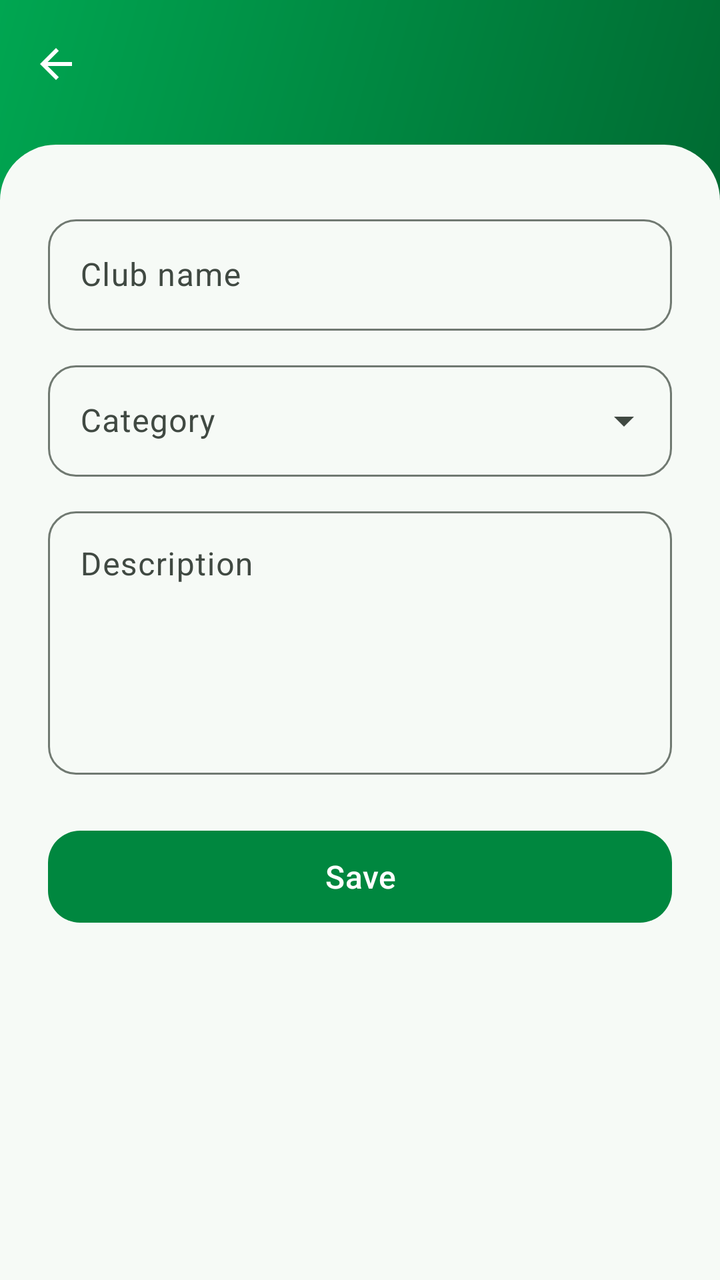
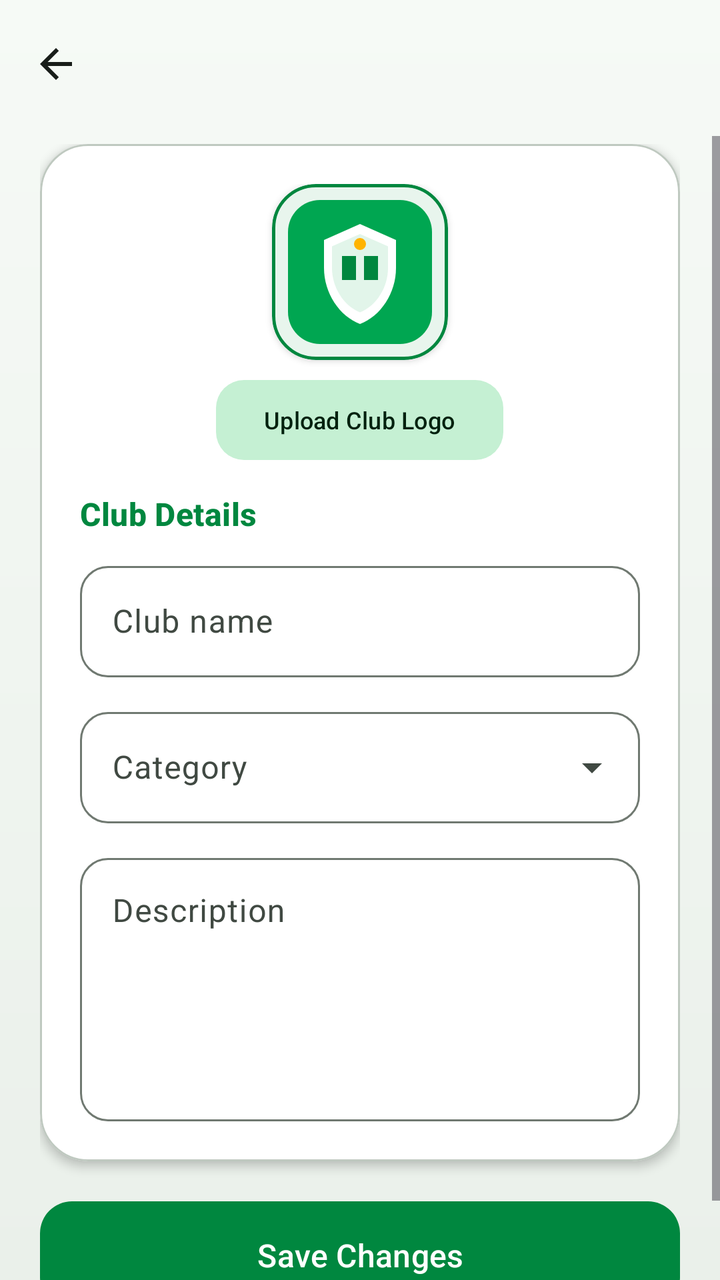

The first picture is an Android layout as it rendered before a commit; the second is the same layout after the commit. The layout source and the unified diff follow.
<!-- AndroidManifest.xml: application theme Theme.ClubHub -->
<!-- res/layout/activity_club_edit.xml -->
<?xml version="1.0" encoding="utf-8"?>
<LinearLayout xmlns:android="http://schemas.android.com/apk/res/android"
    xmlns:app="http://schemas.android.com/apk/res-auto"
    android:layout_width="match_parent"
    android:layout_height="match_parent"
    android:background="?attr/colorSurface"
    android:orientation="vertical">

    <LinearLayout
        android:id="@+id/header"
        android:layout_width="match_parent"
        android:layout_height="wrap_content"
        android:background="@drawable/bg_header_gradient"
        android:orientation="vertical"
        android:paddingBottom="36dp">

        <com.google.android.material.appbar.MaterialToolbar
            android:id="@+id/toolbar"
            android:layout_width="match_parent"
            android:layout_height="?attr/actionBarSize"
            android:background="@android:color/transparent"
            app:navigationIcon="@drawable/ic_arrow_back_white"
            app:titleTextAppearance="?attr/textAppearanceTitleLarge"
            app:titleTextColor="@color/white" />
    </LinearLayout>

    <ScrollView
        android:layout_width="match_parent"
        android:layout_height="0dp"
        android:layout_marginTop="-28dp"
        android:layout_weight="1"
        android:background="@drawable/bg_sheet_top"
        android:fillViewport="true">

        <LinearLayout
            android:layout_width="match_parent"
            android:layout_height="wrap_content"
            android:orientation="vertical"
            android:padding="24dp">

            <com.google.android.material.textfield.TextInputLayout
                android:id="@+id/til_name"
                android:layout_width="match_parent"
                android:layout_height="wrap_content"
                android:layout_marginTop="8dp"
                android:hint="@string/hint_club_name">

                <com.google.android.material.textfield.TextInputEditText
                    android:id="@+id/et_name"
                    android:layout_width="match_parent"
                    android:layout_height="wrap_content"
                    android:inputType="textCapWords"
                    android:maxLines="1" />
            </com.google.android.material.textfield.TextInputLayout>

            <com.google.android.material.textfield.TextInputLayout
                android:id="@+id/til_category"
                android:layout_width="match_parent"
                android:layout_height="wrap_content"
                android:layout_marginTop="12dp"
                android:hint="@string/hint_category"
                app:endIconDrawable="@drawable/ic_arrow_drop_down"
                app:endIconMode="custom">

                <com.google.android.material.textfield.TextInputEditText
                    android:id="@+id/et_category"
                    android:layout_width="match_parent"
                    android:layout_height="wrap_content"
                    android:clickable="true"
                    android:cursorVisible="false"
                    android:focusable="false"
                    android:inputType="none" />
            </com.google.android.material.textfield.TextInputLayout>

            <com.google.android.material.textfield.TextInputLayout
                android:id="@+id/til_description"
                android:layout_width="match_parent"
                android:layout_height="wrap_content"
                android:layout_marginTop="12dp"
                android:hint="@string/hint_description">

                <com.google.android.material.textfield.TextInputEditText
                    android:id="@+id/et_description"
                    android:layout_width="match_parent"
                    android:layout_height="wrap_content"
                    android:gravity="top|start"
                    android:inputType="textCapSentences|textMultiLine"
                    android:minLines="5" />
            </com.google.android.material.textfield.TextInputLayout>

            <com.google.android.material.button.MaterialButton
                android:id="@+id/btn_save"
                android:layout_width="match_parent"
                android:layout_height="wrap_content"
                android:layout_marginTop="24dp"
                android:minHeight="54dp"
                android:text="@string/action_save"
                android:textSize="16sp" />

            <com.google.android.material.progressindicator.CircularProgressIndicator
                android:id="@+id/progress"
                android:layout_width="wrap_content"
                android:layout_height="wrap_content"
                android:layout_gravity="center_horizontal"
                android:layout_marginTop="16dp"
                android:indeterminate="true"
                android:visibility="gone" />
        </LinearLayout>
    </ScrollView>
</LinearLayout>
<!-- resources referenced by this layout -->
<resources>
  <color name="white">#FFFFFF</color>
  <!-- drawable bg_header_gradient (drawable) -->
  <?xml version="1.0" encoding="utf-8"?>
  <shape xmlns:android="http://schemas.android.com/apk/res/android"
      android:shape="rectangle">
      <gradient
          android:angle="315"
          android:endColor="@color/header_end"
          android:startColor="@color/header_start"
          android:type="linear" />
  </shape>
  <!-- drawable bg_sheet_top (drawable) -->
  <?xml version="1.0" encoding="utf-8"?>
  <shape xmlns:android="http://schemas.android.com/apk/res/android"
      android:shape="rectangle">
      <solid android:color="?attr/colorSurface" />
      <corners
          android:topLeftRadius="28dp"
          android:topRightRadius="28dp" />
  </shape>
  <!-- drawable ic_arrow_back_white (drawable) -->
  <?xml version="1.0" encoding="utf-8"?>
  <vector xmlns:android="http://schemas.android.com/apk/res/android"
      android:width="24dp"
      android:height="24dp"
      android:viewportWidth="24"
      android:viewportHeight="24">
      <path
          android:fillColor="#FFFFFF"
          android:pathData="M20,11H7.83l5.59,-5.59L12,4l-8,8 8,8 1.41,-1.41L7.83,13H20v-2z" />
  </vector>
  <!-- drawable ic_arrow_drop_down (drawable) -->
  <?xml version="1.0" encoding="utf-8"?>
  <vector xmlns:android="http://schemas.android.com/apk/res/android"
      android:width="24dp"
      android:height="24dp"
      android:viewportWidth="24"
      android:viewportHeight="24"
      android:tint="?attr/colorControlNormal">
      <path
          android:fillColor="@android:color/white"
          android:pathData="M7,10l5,5 5,-5z" />
  </vector>
  <string name="action_save">Save</string>
  <string name="hint_category">Category</string>
  <string name="hint_club_name">Club name</string>
  <string name="hint_description">Description</string>
  <style name="Theme.ClubHub" parent="Base.Theme.ClubHub" />
  <color name="header_end">#006B32</color>
  <color name="header_start">#00A651</color>
  <style name="Widget.ClubHub.TextInputLayout" parent="Widget.Material3.TextInputLayout.OutlinedBox">
          <item name="boxCornerRadiusTopStart">14dp</item>
          <item name="boxCornerRadiusTopEnd">14dp</item>
          <item name="boxCornerRadiusBottomStart">14dp</item>
          <item name="boxCornerRadiusBottomEnd">14dp</item>
      </style>
  <style name="Widget.ClubHub.Button" parent="Widget.Material3.Button">
          <item name="cornerRadius">16dp</item>
      </style>
  <!-- unchanged entries left out for length: 1 -->
</resources>

<!-- the commit's change to res/layout/activity_club_edit.xml (unified diff, before → after) -->
@@ -3,16 +3,15 @@
     xmlns:app="http://schemas.android.com/apk/res-auto"
     android:layout_width="match_parent"
     android:layout_height="match_parent"
-    android:background="?attr/colorSurface"
+    android:background="@drawable/bg_screen_mint"
     android:orientation="vertical">
 
     <LinearLayout
         android:id="@+id/header"
         android:layout_width="match_parent"
         android:layout_height="wrap_content"
-        android:background="@drawable/bg_header_gradient"
         android:orientation="vertical"
-        android:paddingBottom="36dp">
+        android:paddingBottom="4dp">
 
         <com.google.android.material.appbar.MaterialToolbar
             android:id="@+id/toolbar"
@@ -20,82 +19,158 @@
             android:layout_height="?attr/actionBarSize"
             android:background="@android:color/transparent"
             app:navigationIcon="@drawable/ic_arrow_back_white"
+            app:navigationIconTint="?attr/colorOnSurface"
             app:titleTextAppearance="?attr/textAppearanceTitleLarge"
-            app:titleTextColor="@color/white" />
+            app:titleTextColor="?attr/colorOnSurface" />
     </LinearLayout>
 
     <ScrollView
         android:layout_width="match_parent"
         android:layout_height="0dp"
-        android:layout_marginTop="-28dp"
         android:layout_weight="1"
-        android:background="@drawable/bg_sheet_top"
         android:fillViewport="true">
 
         <LinearLayout
             android:layout_width="match_parent"
             android:layout_height="wrap_content"
             android:orientation="vertical"
-            android:padding="24dp">
+            android:paddingHorizontal="20dp"
+            android:paddingTop="4dp"
+            android:paddingBottom="28dp">
 
-            <com.google.android.material.textfield.TextInputLayout
-                android:id="@+id/til_name"
+            <com.google.android.material.card.MaterialCardView
                 android:layout_width="match_parent"
                 android:layout_height="wrap_content"
-                android:layout_marginTop="8dp"
-                android:hint="@string/hint_club_name">
+                app:cardBackgroundColor="?attr/colorSurfaceContainerLowest"
+                app:cardCornerRadius="24dp"
+                app:cardElevation="3dp"
+                app:strokeColor="?attr/colorOutlineVariant"
+                app:strokeWidth="1dp">
 
-                <com.google.android.material.textfield.TextInputEditText
-                    android:id="@+id/et_name"
+                <LinearLayout
                     android:layout_width="match_parent"
                     android:layout_height="wrap_content"
-                    android:inputType="textCapWords"
-                    android:maxLines="1" />
-            </com.google.android.material.textfield.TextInputLayout>
+                    android:orientation="vertical"
+                    android:padding="20dp">
 
-            <com.google.android.material.textfield.TextInputLayout
-                android:id="@+id/til_category"
-                android:layout_width="match_parent"
-                android:layout_height="wrap_content"
-                android:layout_marginTop="12dp"
-                android:hint="@string/hint_category"
-                app:endIconDrawable="@drawable/ic_arrow_drop_down"
-                app:endIconMode="custom">
+                    <LinearLayout
+                        android:layout_width="match_parent"
+                        android:layout_height="wrap_content"
+                        android:gravity="center_horizontal"
+                        android:orientation="vertical"
+                        android:paddingBottom="8dp">
 
-                <com.google.android.material.textfield.TextInputEditText
-                    android:id="@+id/et_category"
-                    android:layout_width="match_parent"
-                    android:layout_height="wrap_content"
-                    android:clickable="true"
-                    android:cursorVisible="false"
-                    android:focusable="false"
-                    android:inputType="none" />
-            </com.google.android.material.textfield.TextInputLayout>
+                        <com.google.android.material.card.MaterialCardView
+                            android:id="@+id/card_pick_logo"
+                            android:layout_width="88dp"
+                            android:layout_height="88dp"
+                            android:clickable="true"
+                            android:focusable="true"
+                            app:cardBackgroundColor="#E8F5ED"
+                            app:cardCornerRadius="22dp"
+                            app:cardElevation="2dp"
+                            app:strokeColor="?attr/colorPrimary"
+                            app:strokeWidth="1.5dp">
 
-            <com.google.android.material.textfield.TextInputLayout
-                android:id="@+id/til_description"
-                android:layout_width="match_parent"
-                android:layout_height="wrap_content"
-                android:layout_marginTop="12dp"
-                android:hint="@string/hint_description">
+                            <ImageView
+                                android:id="@+id/iv_club_logo"
+                                android:layout_width="match_parent"
+                                android:layout_height="match_parent"
+                                android:contentDescription="@string/title_club"
+                                android:scaleType="centerInside"
+                                android:src="@drawable/ic_default_club_logo" />
+                        </com.google.android.material.card.MaterialCardView>
 
-                <com.google.android.material.textfield.TextInputEditText
-                    android:id="@+id/et_description"
-                    android:layout_width="match_parent"
-                    android:layout_height="wrap_content"
-                    android:gravity="top|start"
-                    android:inputType="textCapSentences|textMultiLine"
-                    android:minLines="5" />
-            </com.google.android.material.textfield.TextInputLayout>
+                        <com.google.android.material.button.MaterialButton
+                            android:id="@+id/btn_upload_logo"
+                            style="@style/Widget.Material3.Button.TonalButton"
+                            android:layout_width="wrap_content"
+                            android:layout_height="wrap_content"
+                        android:maxLines="1"
+                        android:ellipsize="end"
+                        android:insetTop="0dp"
+                        android:insetBottom="0dp"
+                        android:minHeight="40dp"
+                            android:layout_marginTop="10dp"
+                            android:text="@string/action_upload_club_logo"
+                            android:textSize="12sp"
+                            app:cornerRadius="14dp" />
+                    </LinearLayout>
+
+                    <TextView
+                        android:layout_width="match_parent"
+                        android:layout_height="wrap_content"
+                        android:layout_marginTop="8dp"
+                        android:text="Club Details"
+                        android:textAppearance="?attr/textAppearanceTitleMedium"
+                        android:textColor="?attr/colorPrimary"
+                        android:textStyle="bold" />
+
+                    <com.google.android.material.textfield.TextInputLayout
+                        android:id="@+id/til_name"
+                        android:layout_width="match_parent"
+                        android:layout_height="wrap_content"
+                        android:layout_marginTop="10dp"
+                        android:hint="@string/hint_club_name">
+
+                        <com.google.android.material.textfield.TextInputEditText
+                            android:id="@+id/et_name"
+                            android:layout_width="match_parent"
+                            android:layout_height="wrap_content"
+                            android:inputType="textCapWords"
+                            android:maxLines="1" />
+                    </com.google.android.material.textfield.TextInputLayout>
+
+                    <com.google.android.material.textfield.TextInputLayout
+                        android:id="@+id/til_category"
+                        android:layout_width="match_parent"
+                        android:layout_height="wrap_content"
+                        android:layout_marginTop="12dp"
+                        android:hint="@string/hint_category"
+                        app:endIconDrawable="@drawable/ic_arrow_drop_down"
+                        app:endIconMode="custom">
+
+                        <com.google.android.material.textfield.TextInputEditText
+                            android:id="@+id/et_category"
+                            android:layout_width="match_parent"
+                            android:layout_height="wrap_content"
+                            android:clickable="true"
+                            android:cursorVisible="false"
+                            android:focusable="false"
+                            android:inputType="none" />
+                    </com.google.android.material.textfield.TextInputLayout>
+
+                    <com.google.android.material.textfield.TextInputLayout
+                        android:id="@+id/til_description"
+                        android:layout_width="match_parent"
+                        android:layout_height="wrap_content"
+                        android:layout_marginTop="12dp"
+                        android:hint="@string/hint_description">
+
+                        <com.google.android.material.textfield.TextInputEditText
+                            android:id="@+id/et_description"
+                            android:layout_width="match_parent"
+                            android:layout_height="wrap_content"
+                            android:gravity="top|start"
+                            android:inputType="textCapSentences|textMultiLine"
+                            android:minLines="5" />
+                    </com.google.android.material.textfield.TextInputLayout>
+                </LinearLayout>
+            </com.google.android.material.card.MaterialCardView>
 
             <com.google.android.material.button.MaterialButton
                 android:id="@+id/btn_save"
                 android:layout_width="match_parent"
                 android:layout_height="wrap_content"
-                android:layout_marginTop="24dp"
-                android:minHeight="54dp"
+                        android:maxLines="1"
+                        android:ellipsize="end"
+                        android:insetTop="0dp"
+                        android:insetBottom="0dp"
+                        android:minHeight="54dp"
+                android:layout_marginTop="20dp"
                 android:text="@string/action_save"
-                android:textSize="16sp" />
+                android:textSize="16sp"
+                app:cornerRadius="16dp" />
 
             <com.google.android.material.progressindicator.CircularProgressIndicator
                 android:id="@+id/progress"
<!-- resource entries referenced after the edit -->
@@ -1,24 +1,15 @@
 <!-- resources referenced by this layout -->
 <resources>
-  <color name="white">#FFFFFF</color>
-  <!-- drawable bg_header_gradient (drawable) -->
+  <!-- drawable bg_screen_mint (drawable) -->
   <?xml version="1.0" encoding="utf-8"?>
   <shape xmlns:android="http://schemas.android.com/apk/res/android"
       android:shape="rectangle">
       <gradient
-          android:angle="315"
-          android:endColor="@color/header_end"
-          android:startColor="@color/header_start"
+          android:angle="270"
+          android:startColor="?attr/colorSurface"
+          android:centerColor="?attr/colorSurfaceContainerLow"
+          android:endColor="?attr/colorSurfaceContainer"
           android:type="linear" />
-  </shape>
-  <!-- drawable bg_sheet_top (drawable) -->
-  <?xml version="1.0" encoding="utf-8"?>
-  <shape xmlns:android="http://schemas.android.com/apk/res/android"
-      android:shape="rectangle">
-      <solid android:color="?attr/colorSurface" />
-      <corners
-          android:topLeftRadius="28dp"
-          android:topRightRadius="28dp" />
   </shape>
   <!-- drawable ic_arrow_back_white (drawable) -->
   <?xml version="1.0" encoding="utf-8"?>
@@ -43,13 +34,36 @@
           android:fillColor="@android:color/white"
           android:pathData="M7,10l5,5 5,-5z" />
   </vector>
-  <string name="action_save">Save</string>
+  <!-- drawable ic_default_club_logo (drawable) -->
+  <?xml version="1.0" encoding="utf-8"?>
+  <vector xmlns:android="http://schemas.android.com/apk/res/android"
+      android:width="80dp"
+      android:height="80dp"
+      android:viewportWidth="80"
+      android:viewportHeight="80">
+      <path
+          android:fillColor="#00A651"
+          android:pathData="M20,4h40c8.84,0 16,7.16 16,16v40c0,8.84 -7.16,16 -16,16H20C11.16,76 4,68.84 4,60V20C4,11.16 11.16,4 20,4z" />
+      <path
+          android:fillColor="#FFFFFF"
+          android:pathData="M40,16L22,24v14c0,12.5 7.68,24.1 18,28 10.32,-3.9 18,-15.5 18,-28V24L40,16z" />
+      <path
+          android:fillColor="#E2F5EA"
+          android:pathData="M40,21L26,27.2v10.8c0,9.8 5.9,18.9 14,22.2 8.1,-3.3 14,-12.4 14,-22.2V27.2L40,21z" />
+      <path
+          android:fillColor="#00873F"
+          android:pathData="M31,32h7v12h-7zM42,32h7v12h-7z" />
+      <path
+          android:fillColor="#FFB300"
+          android:pathData="M40,26m-3,0a3,3 0 1,1 6,0a3,3 0 1,1 -6,0" />
+  </vector>
+  <string name="action_save">Save Changes</string>
+  <string name="action_upload_club_logo">Upload Club Logo</string>
   <string name="hint_category">Category</string>
   <string name="hint_club_name">Club name</string>
   <string name="hint_description">Description</string>
+  <string name="title_club">Club</string>
   <style name="Theme.ClubHub" parent="Base.Theme.ClubHub" />
-  <color name="header_end">#006B32</color>
-  <color name="header_start">#00A651</color>
   <style name="Widget.ClubHub.TextInputLayout" parent="Widget.Material3.TextInputLayout.OutlinedBox">
           <item name="boxCornerRadiusTopStart">14dp</item>
           <item name="boxCornerRadiusTopEnd">14dp</item>
